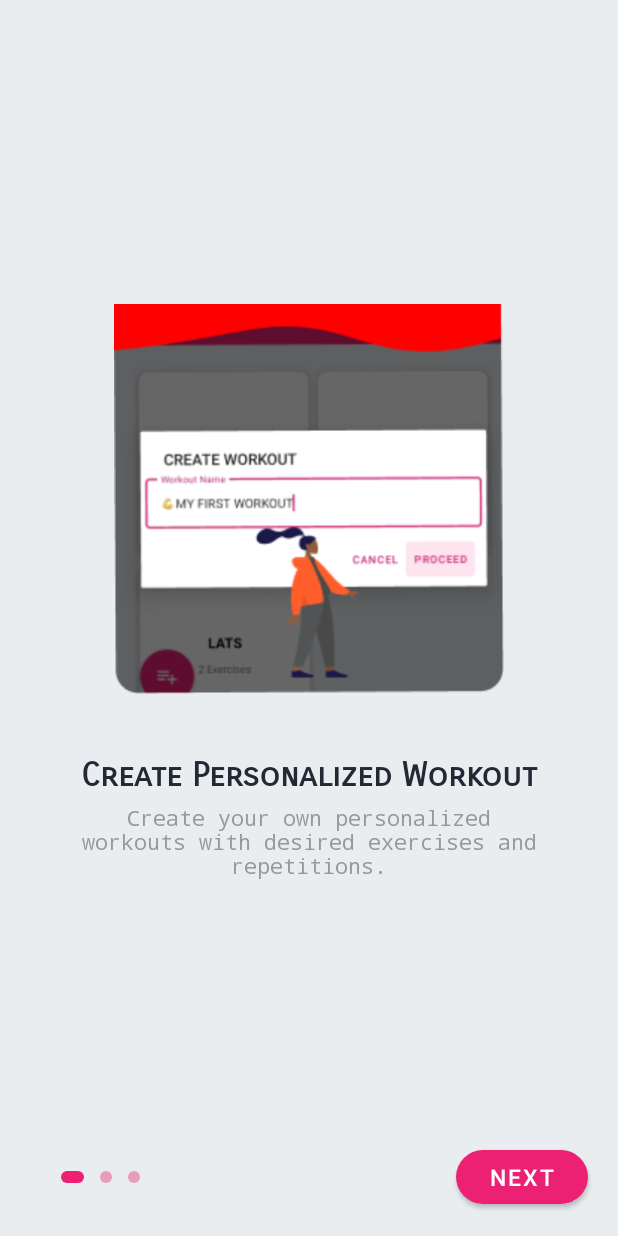
After one commit to Mansimran-Singh/Personal-Trainer-App, an Android app: the TutorialActivity screen opened directly, with no data from a screen before it, on a phone screen of 412 x 824 dp. The commit adds this screen. Run offline under Robolectric (Android 15) with nearby library versions, the light colour scheme and no system bars; our stand-ins replace Firebase (no records; nobody signed in at launch, a user with empty details on screens opened directly); 1 statement that could not run was skipped.

Commit message:
Added Tutorial Activity

```diff
--- a/PersonalTrainer/app/src/main/java/com/lemedebug/personaltrainer/AllWorkoutsFragment.kt
+++ b/PersonalTrainer/app/src/main/java/com/lemedebug/personaltrainer/AllWorkoutsFragment.kt
@@ -83,6 +83,12 @@ class AllWorkoutsFragment : Fragment() {
         view.findViewById<FloatingActionButton>(R.id.btn_add_new_workout).setOnClickListener {
             showDialog(activity)
 
+        }
+
+        view.findViewById<FloatingActionButton>(R.id.btn_tutorial).setOnClickListener {
+            val intent = Intent(activity.applicationContext, TutorialActivity::class.java)
+            startActivity(intent)
+            activity.finish()
         }
 
         val docRef = FirestoreClass().mFireStore.collection(Constants.USERS).document(loggedUser.id)
--- a/PersonalTrainer/app/src/main/java/com/lemedebug/personaltrainer/MainActivity.kt
+++ b/PersonalTrainer/app/src/main/java/com/lemedebug/personaltrainer/MainActivity.kt
@@ -85,8 +85,6 @@ class MainActivity : AppCompatActivity() {
 
         btn_get_inspired.setOnClickListener {
             //Launching the Inspiration Activity
-//            val intent = Intent(this, InspirationActivity::class.java)
-//            startActivity(intent)
             customDialogForBuyCoffee()
         }
 
--- /dev/null
+++ b/PersonalTrainer/app/src/main/java/com/lemedebug/personaltrainer/TutorialActivity.kt
@@ -0,0 +1,121 @@
+package com.lemedebug.personaltrainer
+
+import android.content.Intent
+import androidx.appcompat.app.AppCompatActivity
+import android.os.Bundle
+import android.view.ViewGroup
+import android.view.ViewGroup.LayoutParams.WRAP_CONTENT
+import android.widget.Button
+import android.widget.ImageView
+import android.widget.LinearLayout
+import androidx.core.content.ContextCompat
+import androidx.viewpager2.widget.ViewPager2
+import com.lemedebug.personaltrainer.exercise.TutorialsAdapter
+import com.lemedebug.personaltrainer.models.TutorialItem
+
+class TutorialActivity : AppCompatActivity() {
+
+    private lateinit var tutorialAdapter:TutorialsAdapter
+    private lateinit var layoutTutorialIndicators:LinearLayout
+    private lateinit var buttonTutorialAction:Button
+
+    override fun onCreate(savedInstanceState: Bundle?) {
+        super.onCreate(savedInstanceState)
+        setContentView(R.layout.activity_tutorial)
+
+        layoutTutorialIndicators = findViewById(R.id.layoutTutorialIndicators)
+        buttonTutorialAction = findViewById(R.id.buttonTutorialAction)
+
+        setupTutorialItems()
+
+        val tutorialViewPager:ViewPager2 = findViewById(R.id.tutorialViewPager)
+        tutorialViewPager.adapter = tutorialAdapter
+
+        setupTutorialIndicators()
+        setCurrentTutorialIndicators(0)
+
+        tutorialViewPager.registerOnPageChangeCallback(object: ViewPager2.OnPageChangeCallback(){
+            override fun onPageSelected(position: Int) {
+                super.onPageSelected(position)
+                setCurrentTutorialIndicators(position)
+            }
+        })
+
+        buttonTutorialAction.setOnClickListener {
+            if (tutorialViewPager.currentItem + 1 < tutorialAdapter.itemCount){
+                tutorialViewPager.currentItem = tutorialViewPager.currentItem+1
+            }else{
+                startActivity(Intent(applicationContext,WorkoutActivity::class.java))
+                finish()
+            }
+        }
+    }
+
+    private fun setupTutorialItems(){
+
+        val tutorialItems:ArrayList<TutorialItem> = ArrayList()
+
+        val itemOne:TutorialItem = TutorialItem(
+            R.drawable.img_create_workout,
+            "Create Personalized Workout",
+            "Create your own personalized workouts with desired exercises and repetitions."
+        )
+
+        val itemTwo:TutorialItem = TutorialItem(
+            R.drawable.img_edit_workout,
+            "Edit Workout",
+            "Read details about hundreds of exercises and add desired suitable for you with defined repetitions. All workouts are saved and editable"
+        )
+
+
+        val itemThree:TutorialItem = TutorialItem(
+            R.drawable.img_play_workout,
+            "Play Workout",
+            "Play personalized self created workout with desired reps. Later on completed workouts can be checked in History."
+        )
+
+        tutorialItems.add(itemOne)
+        tutorialItems.add(itemTwo)
+        tutorialItems.add(itemThree)
+
+        tutorialAdapter = TutorialsAdapter(tutorialItems)
+    }
+
+    private fun setupTutorialIndicators(){
+        val indicators =  arrayOfNulls<ImageView>(tutorialAdapter.itemCount)
+        val layoutParams:LinearLayout.LayoutParams = LinearLayout.LayoutParams(
+            ViewGroup.LayoutParams.WRAP_CONTENT,ViewGroup.LayoutParams.WRAP_CONTENT
+        )
+        layoutParams.setMargins(8,0,8,0)
+        for (i in 0 until tutorialAdapter.itemCount){
+            indicators[i] = ImageView(applicationContext)
+            indicators[i]!!.setImageDrawable(ContextCompat.getDrawable(
+                applicationContext,
+                R.drawable.tutuorial_indicator_inactive
+            ))
+            indicators[i]!!.layoutParams = layoutParams
+            layoutTutorialIndicators.addView(indicators[i])
+        }
+    }
+
+    private fun setCurrentTutorialIndicators(index:Int){
+        val childCount:Int = layoutTutorialIndicators.childCount
+        for(i in 0 until childCount){
+            val imageView:ImageView = layoutTutorialIndicators.getChildAt(i) as ImageView
+            if (i == index){
+                imageView.setImageDrawable(
+                    ContextCompat.getDrawable(applicationContext,R.drawable.tutuorial_indicator_active)
+                )
+            }else{
+                imageView.setImageDrawable(
+                    ContextCompat.getDrawable(applicationContext,R.drawable.tutuorial_indicator_inactive)
+                )
+            }
+        }
+        if (index == tutorialAdapter.itemCount - 1){
+            buttonTutorialAction.text = "START"
+        }else{
+            buttonTutorialAction.text = "NEXT"
+        }
+    }
+}
--- /dev/null
+++ b/PersonalTrainer/app/src/main/java/com/lemedebug/personaltrainer/exercise/TutorialsAdapter.kt
@@ -0,0 +1,43 @@
+package com.lemedebug.personaltrainer.exercise
+
+import android.view.LayoutInflater
+import android.view.View
+import android.view.ViewGroup
+import android.widget.ImageView
+import android.widget.TextView
+import androidx.appcompat.app.AppCompatActivity
+import androidx.recyclerview.widget.RecyclerView
+import com.lemedebug.personaltrainer.R
+import com.lemedebug.personaltrainer.models.TutorialItem
+
+class TutorialsAdapter(private val tutorialList:ArrayList<TutorialItem>): RecyclerView.Adapter<TutorialsAdapter.TutorialsViewHolder>(){
+
+    inner class TutorialsViewHolder(tutorialView:View): RecyclerView.ViewHolder(tutorialView){
+        val textTitle:TextView = tutorialView.findViewById<TextView>(R.id.textTitle)
+        val textDescription:TextView = tutorialView.findViewById<TextView>(R.id.textDescription)
+        val imageTutorial:ImageView = tutorialView.findViewById<ImageView>(R.id.tutorialImage)
+    }
+
+    override fun onCreateViewHolder(parent: ViewGroup, viewType: Int): TutorialsViewHolder {
+        val view = LayoutInflater.from(parent.context).inflate(
+            R.layout.item_container_tutorial,
+            parent,
+            false
+        )
+        return TutorialsViewHolder(view)
+    }
+
+    override fun onBindViewHolder(holder: TutorialsViewHolder, position: Int) {
+        val activity: AppCompatActivity = holder.textTitle.context as AppCompatActivity
+
+        val currentItem = tutorialList[position]
+        holder.textTitle.text = currentItem.title
+        holder.textDescription.text = currentItem.description
+        holder.imageTutorial.setImageResource(currentItem.image)
+
+    }
+
+    override fun getItemCount(): Int {
+        return tutorialList.size
+    }
+}
--- a/PersonalTrainer/app/src/main/java/com/lemedebug/personaltrainer/models/ExerciseData.kt
+++ b/PersonalTrainer/app/src/main/java/com/lemedebug/personaltrainer/models/ExerciseData.kt
@@ -88,3 +88,9 @@ data class ExerciseImage(
 data class Comment(
         val comment:String = ""
 )
+
+data class TutorialItem(
+        val image:Int,
+        val title:String,
+        val description:String
+)
--- /dev/null
+++ b/PersonalTrainer/app/src/main/res/drawable/ic_help.xml
@@ -0,0 +1,5 @@
+<vector android:height="24dp" android:tint="#ED2173"
+    android:viewportHeight="24" android:viewportWidth="24"
+    android:width="24dp" xmlns:android="http://schemas.android.com/apk/res/android">
+    <path android:fillColor="@android:color/white" android:pathData="M19,2L5,2c-1.11,0 -2,0.9 -2,2v14c0,1.1 0.89,2 2,2h4l3,3 3,-3h4c1.1,0 2,-0.9 2,-2L21,4c0,-1.1 -0.9,-2 -2,-2zM13,18h-2v-2h2v2zM15.07,10.25l-0.9,0.92C13.45,11.9 13,12.5 13,14h-2v-0.5c0,-1.1 0.45,-2.1 1.17,-2.83l1.24,-1.26c0.37,-0.36 0.59,-0.86 0.59,-1.41 0,-1.1 -0.9,-2 -2,-2s-2,0.9 -2,2L8,8c0,-2.21 1.79,-4 4,-4s4,1.79 4,4c0,0.88 -0.36,1.68 -0.93,2.25z"/>
+</vector>
--- /dev/null
+++ b/PersonalTrainer/app/src/main/res/drawable/tutuorial_indicator_active.xml
@@ -0,0 +1,9 @@
+<?xml version="1.0" encoding="utf-8"?>
+<shape xmlns:android="http://schemas.android.com/apk/res/android"
+    android:shape="rectangle">
+<size
+    android:width="15dp"
+    android:height="8dp"/>
+    <corners android:radius="25dp"/>
+    <solid android:color="@color/colorPrimary"/>
+</shape>
--- /dev/null
+++ b/PersonalTrainer/app/src/main/res/drawable/tutuorial_indicator_inactive.xml
@@ -0,0 +1,8 @@
+<?xml version="1.0" encoding="utf-8"?>
+<shape xmlns:android="http://schemas.android.com/apk/res/android"
+    android:shape="oval">
+    <solid android:color="@color/colorInactive"/>
+    <size
+        android:width="8dp"
+        android:height="8dp"/>
+</shape>
--- a/PersonalTrainer/app/src/main/res/layout/activity_history.xml
+++ b/PersonalTrainer/app/src/main/res/layout/activity_history.xml
@@ -6,7 +6,6 @@
         android:layout_width="match_parent"
         android:layout_height="match_parent"
         android:orientation="vertical"
-        android:background="#E9EDF0"
     tools:context=".HistoryActivity">
 
     <FrameLayout
--- /dev/null
+++ b/PersonalTrainer/app/src/main/res/layout/activity_tutorial.xml
@@ -0,0 +1,39 @@
+<?xml version="1.0" encoding="utf-8"?>
+<androidx.constraintlayout.widget.ConstraintLayout xmlns:android="http://schemas.android.com/apk/res/android"
+    xmlns:app="http://schemas.android.com/apk/res-auto"
+    xmlns:tools="http://schemas.android.com/tools"
+    android:layout_width="match_parent"
+    android:layout_height="match_parent"
+    android:background="#E9EDF0"
+    tools:context=".TutorialActivity">
+
+    <com.google.android.material.button.MaterialButton
+        android:id="@+id/buttonTutorialAction"
+        android:layout_width="wrap_content"
+        android:layout_height="wrap_content"
+        android:layout_marginEnd="20dp"
+        android:layout_marginBottom="15dp"
+        android:textSize="15sp"
+        app:cornerRadius="20dp"
+        app:layout_constraintBottom_toBottomOf="parent"
+        app:layout_constraintEnd_toEndOf="parent"/>
+
+    <androidx.viewpager2.widget.ViewPager2
+        android:id="@+id/tutorialViewPager"
+        android:layout_width="match_parent"
+        android:layout_height="match_parent"/>
+
+    <LinearLayout
+        android:id="@+id/layoutTutorialIndicators"
+        android:layout_width="0dp"
+        android:layout_height="wrap_content"
+        android:layout_marginStart="20dp"
+        android:layout_marginEnd="20dp"
+        android:orientation="horizontal"
+        android:padding="15dp"
+        app:layout_constraintBottom_toBottomOf="@+id/buttonTutorialAction"
+        app:layout_constraintEnd_toStartOf="@+id/buttonTutorialAction"
+        app:layout_constraintStart_toStartOf="parent"
+        app:layout_constraintTop_toTopOf="@+id/buttonTutorialAction"/>
+
+</androidx.constraintlayout.widget.ConstraintLayout>
--- a/PersonalTrainer/app/src/main/res/layout/fragment_all_workouts.xml
+++ b/PersonalTrainer/app/src/main/res/layout/fragment_all_workouts.xml
@@ -36,6 +36,16 @@
         android:padding="5dp"
         android:src="@drawable/ic_add_logo" />
 
+    <com.google.android.material.floatingactionbutton.FloatingActionButton
+        android:id="@+id/btn_tutorial"
+        android:layout_width="wrap_content"
+        android:layout_height="wrap_content"
+        android:layout_alignParentBottom="true"
+        android:layout_alignParentEnd="true"
+        android:layout_margin="25dp"
+        android:padding="5dp"
+        android:src="@drawable/ic_help" />
+
 
 
 
--- /dev/null
+++ b/PersonalTrainer/app/src/main/res/layout/item_container_tutorial.xml
@@ -0,0 +1,42 @@
+<?xml version="1.0" encoding="utf-8"?>
+<LinearLayout xmlns:android="http://schemas.android.com/apk/res/android"
+    android:orientation="vertical"
+    android:layout_width="match_parent"
+    android:layout_height="match_parent"
+    android:layout_marginStart="30dp"
+    android:layout_marginEnd="30dp"
+    android:layout_marginBottom="50dp"
+    android:background="#E9EDF0"
+    android:gravity="center"
+    android:padding="20dp">
+
+    <ImageView
+        android:id="@+id/tutorialImage"
+        android:layout_width="260dp"
+        android:layout_height="260dp"
+        android:layout_margin="15dp"
+        android:adjustViewBounds="true"
+        android:contentDescription="Tutorial"/>
+
+    <TextView
+        android:id="@+id/textTitle"
+        android:layout_width="match_parent"
+        android:layout_height="wrap_content"
+        android:gravity="center"
+        android:textColor="@color/colorPrimaryText"
+        android:textSize="22sp"
+        android:layout_marginTop="25dp"
+        android:textStyle="bold"
+        android:fontFamily="sans-serif-smallcaps"/>
+
+    <TextView
+        android:id="@+id/textDescription"
+        android:layout_width="match_parent"
+        android:layout_height="wrap_content"
+        android:layout_marginTop="5dp"
+        android:gravity="center"
+        android:fontFamily="monospace"
+        android:textColor="@color/colorSecondaryText"
+        android:textSize="14sp"/>
+
+</LinearLayout>
--- a/PersonalTrainer/app/src/main/res/values/colors.xml
+++ b/PersonalTrainer/app/src/main/res/values/colors.xml
@@ -13,6 +13,7 @@
     <color name="colorAccent">#ED2173</color>
     <color name="colorDarkLightAccent">#E3D5DA</color>
     <color name="colorLightAccent">#ECE8EA</color>
+    <color name="colorInactive">#A8E671A0</color>
 
     <color name="colorThemePink">#ED2173</color>
     <color name="colorThemeOrange">#F4442d</color>
```
Also changed, not shown: PersonalTrainer/app/build.gradle (+7 -2 lines), PersonalTrainer/app/src/main/AndroidManifest.xml (+30 -28 lines), PersonalTrainer/app/src/main/res/drawable/img_create_workout.png (added), PersonalTrainer/app/src/main/res/drawable/img_edit_workout.png (added), PersonalTrainer/app/src/main/res/drawable/img_play_workout.png (added).
